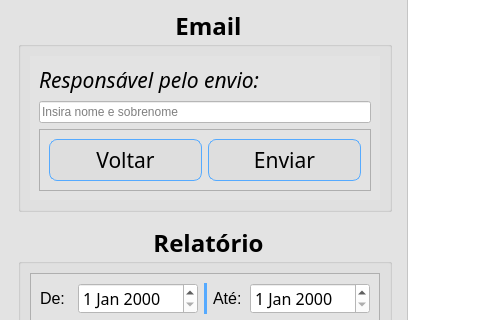
The window that src/ui/window_pend.ui (DeltaPrice-Pedro/Pendencias_Contabeis) describes before a commit, drawn with Qt 5; both pictures show x 0 to 480 and y 290 to 610 of the 833 by 714 pixel window.
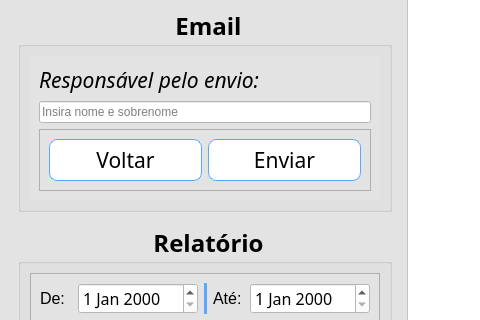
The same window after the commit. The open tabs and pages were chosen to show the change. Icons and pictures are not drawn.

Commit message: interface updt 3

What changed in the file:
```diff
--- a/src/ui/window_pend.ui
+++ b/src/ui/window_pend.ui
@@ -6,8 +6,8 @@
    <rect>
     <x>0</x>
     <y>0</y>
-    <width>764</width>
-    <height>677</height>
+    <width>766</width>
+    <height>683</height>
    </rect>
   </property>
   <property name="windowTitle">
@@ -438,7 +438,7 @@
                      <string>Voltar para seleção de e-mails da empresa</string>
                     </property>
                     <property name="styleSheet">
-                     <string notr="true">background-color: rgb(222, 222, 222);
+                     <string notr="true">background-color: rgb(255, 255, 255);
 border: 1px solid rgb(85, 170, 255);
 padding: 5px;
 border-radius: 8px;</string>
@@ -464,7 +464,7 @@
                      <string>Envia e-mail com assinatura do responsável</string>
                     </property>
                     <property name="styleSheet">
-                     <string notr="true">background-color: rgb(222, 222, 222);
+                     <string notr="true">background-color: rgb(255, 255, 255);
 border: 1px solid rgb(85, 170, 255);
 padding: 5px;
 border-radius: 8px;</string>
```
Left out of the diff: 2 changed lines with no effect on the pictures. The commit also changes 4 other files.
